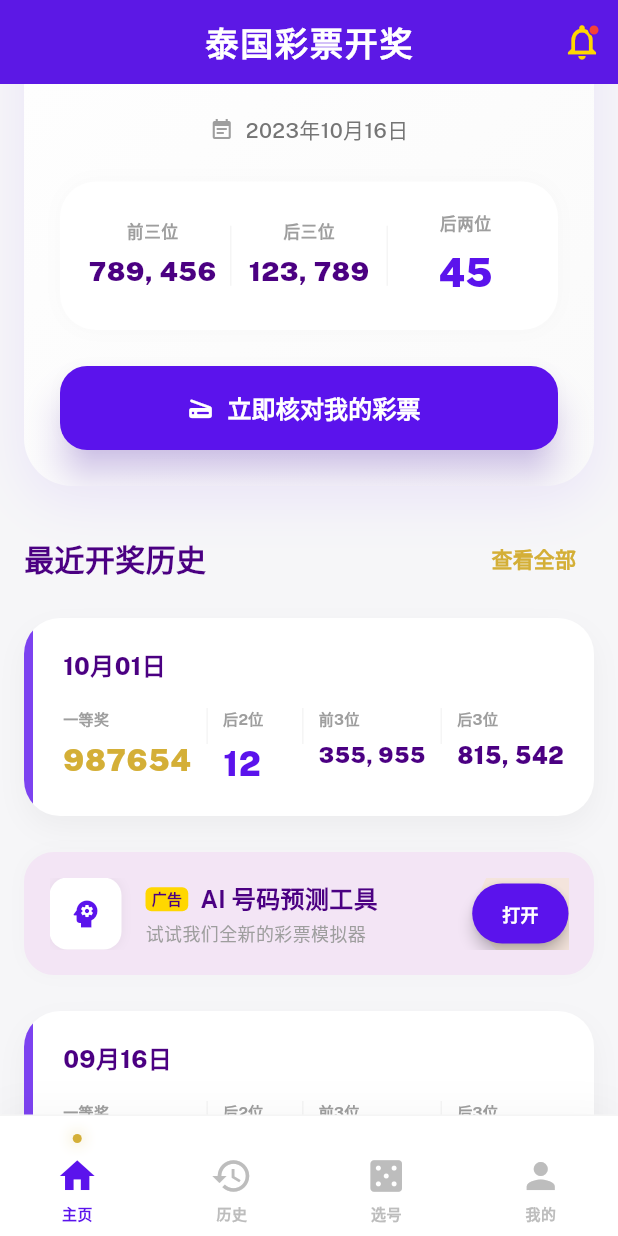
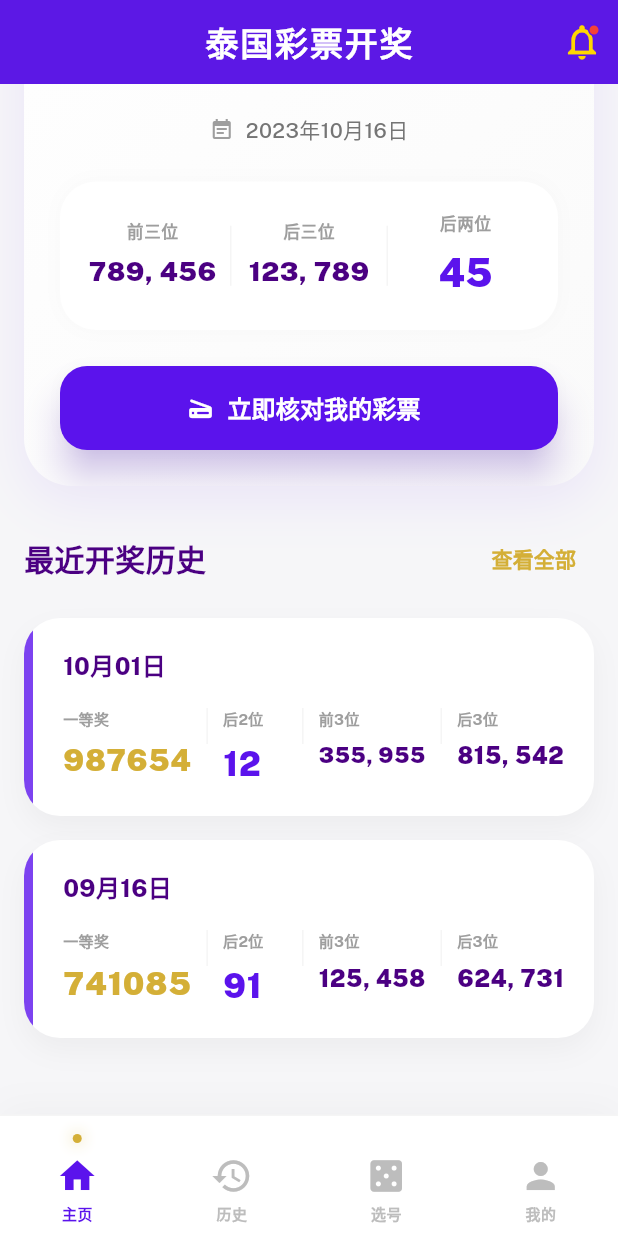
Before and after one commit to FHF404/spider-thai_lottery, a Flutter app: the screen it shows after launch, scrolled down 188 dp, on a phone screen of 412 x 824 dp. Run offline on Flutter 3.47's test engine with Material 3 defaults, Android fonts, the phone set to English and light mode, and no system bars; our stand-ins replace google_fonts, shared_preferences; network calls fail.

Commit message:
UI: Limit home screen to 3 recent results and hide AI banner

```diff
--- a/lib/screens/home_screen.dart
+++ b/lib/screens/home_screen.dart
@@ -52,9 +52,10 @@ class HomeScreen extends StatelessWidget {
                   _buildSectionHeader("最近开奖历史", onViewHistory),
                   const SizedBox(height: 16),
                   if (historyResults.length > 1) ResultCard(result: historyResults[1]),
-                  _buildAIBanner(),
-                  const SizedBox(height: 16),
-                  ...historyResults.skip(2).take(4).map((r) => ResultCard(result: r)),
+                  if (historyResults.length > 2) ResultCard(result: historyResults[2]),
+                  // _buildAIBanner(),
+                  // const SizedBox(height: 16),
+                  // ...historyResults.skip(2).take(4).map((r) => ResultCard(result: r)),
                   const SizedBox(height: 100), // Bottom nav padding
                 ]),
               ),
```
